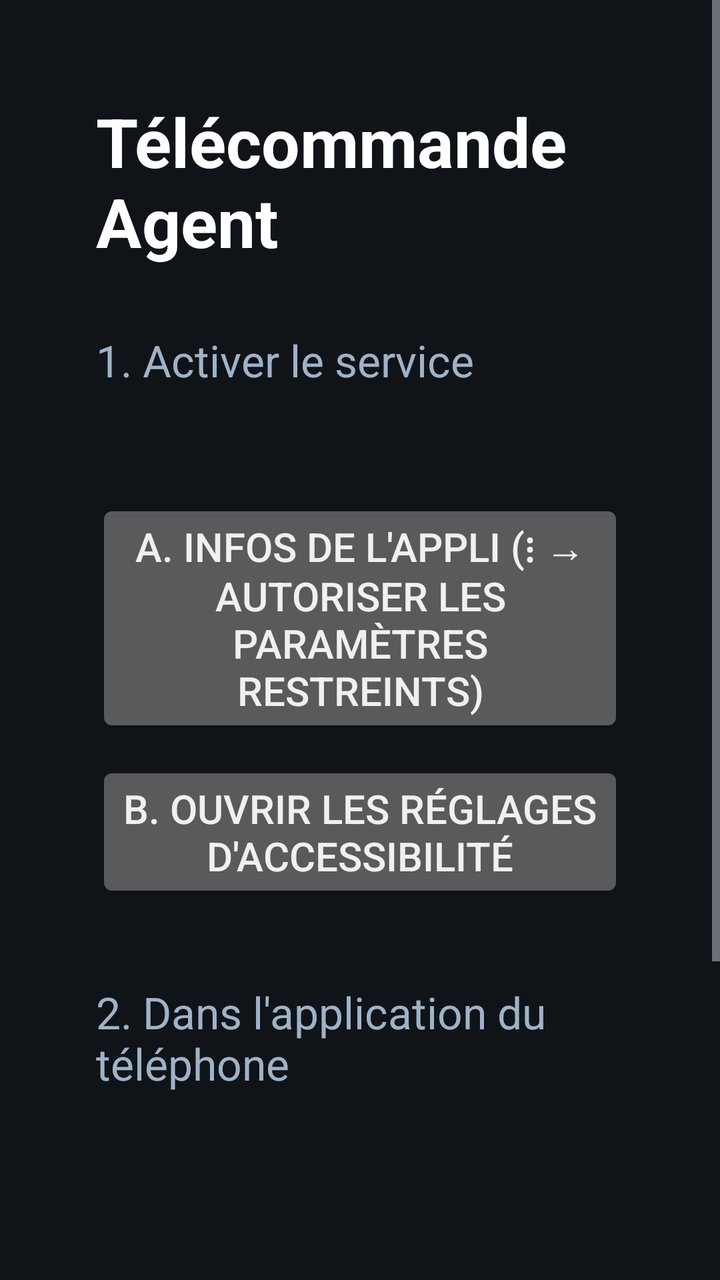
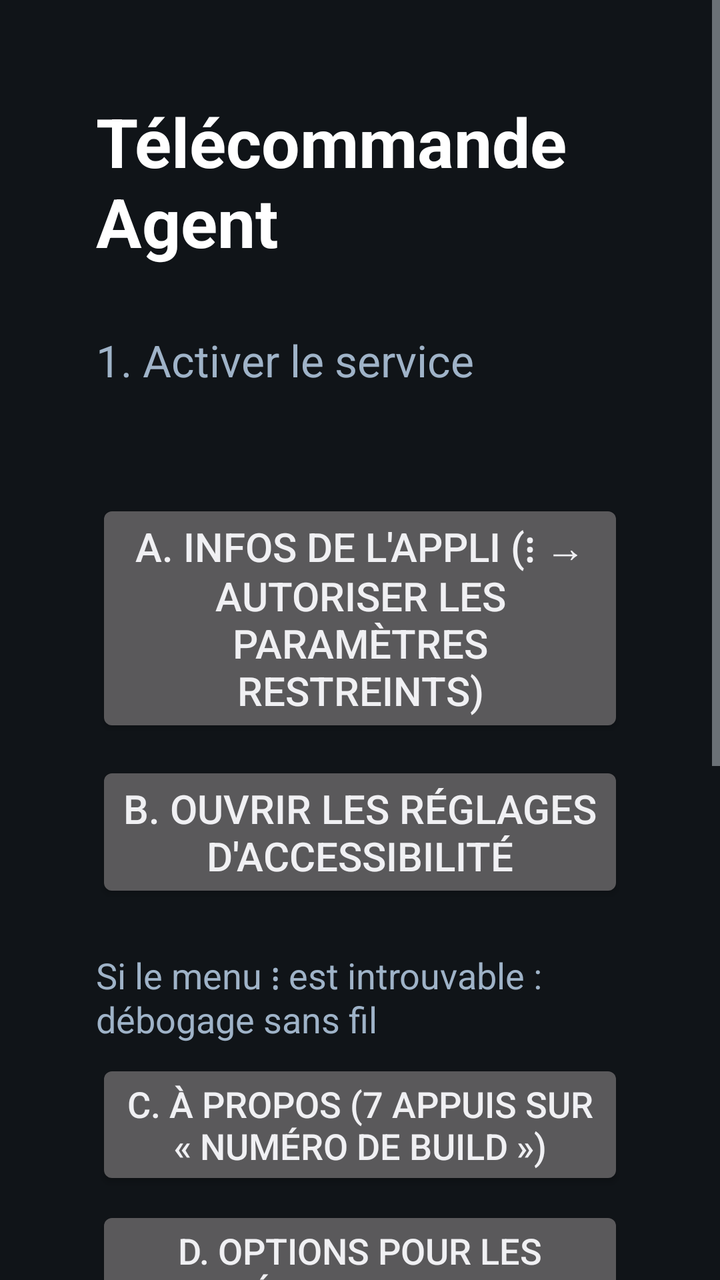

Before-and-after screenshots of an Android layout around one commit, followed by the original layout XML and the change that was made.
<!-- AndroidManifest.xml: application theme Theme.Agent -->
<!-- res/layout/activity_setup.xml -->
<?xml version="1.0" encoding="utf-8"?>
<ScrollView xmlns:android="http://schemas.android.com/apk/res/android"
    android:layout_width="match_parent"
    android:layout_height="match_parent"
    android:background="#101418">

    <LinearLayout
        android:layout_width="match_parent"
        android:layout_height="wrap_content"
        android:orientation="vertical"
        android:padding="48dp">

        <TextView
            android:layout_width="wrap_content"
            android:layout_height="wrap_content"
            android:text="@string/app_name"
            android:textColor="#FFFFFF"
            android:textSize="34sp"
            android:textStyle="bold" />

        
        <TextView
            android:layout_width="wrap_content"
            android:layout_height="wrap_content"
            android:layout_marginTop="32dp"
            android:text="1. Activer le service"
            android:textColor="#9FB3C8"
            android:textSize="22sp" />

        <TextView
            android:id="@+id/serviceStatus"
            android:layout_width="wrap_content"
            android:layout_height="wrap_content"
            android:layout_marginTop="8dp"
            android:textColor="#FFFFFF"
            android:textSize="26sp" />

        
        <Button
            android:id="@+id/openAppInfo"
            android:layout_width="wrap_content"
            android:layout_height="wrap_content"
            android:layout_marginTop="12dp"
            android:text="a. Infos de l'appli (⋮ → Autoriser les paramètres restreints)"
            android:textSize="20sp" />

        <Button
            android:id="@+id/openSettings"
            android:layout_width="wrap_content"
            android:layout_height="wrap_content"
            android:layout_marginTop="12dp"
            android:text="b. Ouvrir les réglages d'accessibilité"
            android:textSize="20sp" />

        
        <TextView
            android:layout_width="wrap_content"
            android:layout_height="wrap_content"
            android:layout_marginTop="40dp"
            android:text="2. Dans l'application du téléphone"
            android:textColor="#9FB3C8"
            android:textSize="22sp" />

        <TextView
            android:id="@+id/address"
            android:layout_width="wrap_content"
            android:layout_height="wrap_content"
            android:layout_marginTop="8dp"
            android:textColor="#FFFFFF"
            android:textSize="26sp" />

        <TextView
            android:id="@+id/code"
            android:layout_width="wrap_content"
            android:layout_height="wrap_content"
            android:layout_marginTop="8dp"
            android:letterSpacing="0.2"
            android:textColor="#7CC4FF"
            android:textSize="56sp"
            android:textStyle="bold" />

        <TextView
            android:id="@+id/pairStatus"
            android:layout_width="wrap_content"
            android:layout_height="wrap_content"
            android:layout_marginTop="16dp"
            android:textColor="#9FB3C8"
            android:textSize="20sp" />

        <Button
            android:id="@+id/resetPairing"
            android:layout_width="wrap_content"
            android:layout_height="wrap_content"
            android:layout_marginTop="24dp"
            android:text="Oublier le téléphone appairé (nouveau code)"
            android:textSize="18sp" />
    </LinearLayout>
</ScrollView>
<!-- resources referenced by this layout -->
<resources>
  <string name="app_name">Télécommande Agent</string>
  <style name="Theme.Agent" parent="@android:style/Theme.DeviceDefault.NoActionBar" />
</resources>

<!-- the commit's change to res/layout/activity_setup.xml (unified diff, before → after) -->
@@ -56,6 +56,31 @@
         <TextView
             android:layout_width="wrap_content"
             android:layout_height="wrap_content"
+            android:layout_marginTop="24dp"
+            android:text="Si le menu ⋮ est introuvable : débogage sans fil"
+            android:textColor="#9FB3C8"
+            android:textSize="18sp" />
+
+        <Button
+            android:id="@+id/openAbout"
+            android:layout_width="wrap_content"
+            android:layout_height="wrap_content"
+            android:layout_marginTop="8dp"
+            android:text="c. À propos (7 appuis sur « Numéro de build »)"
+            android:textSize="18sp" />
+
+        <Button
+            android:id="@+id/openDevOptions"
+            android:layout_width="wrap_content"
+            android:layout_height="wrap_content"
+            android:layout_marginTop="8dp"
+            android:text="d. Options pour les développeurs"
+            android:textSize="18sp" />
+
+        
+        <TextView
+            android:layout_width="wrap_content"
+            android:layout_height="wrap_content"
             android:layout_marginTop="40dp"
             android:text="2. Dans l'application du téléphone"
             android:textColor="#9FB3C8"
